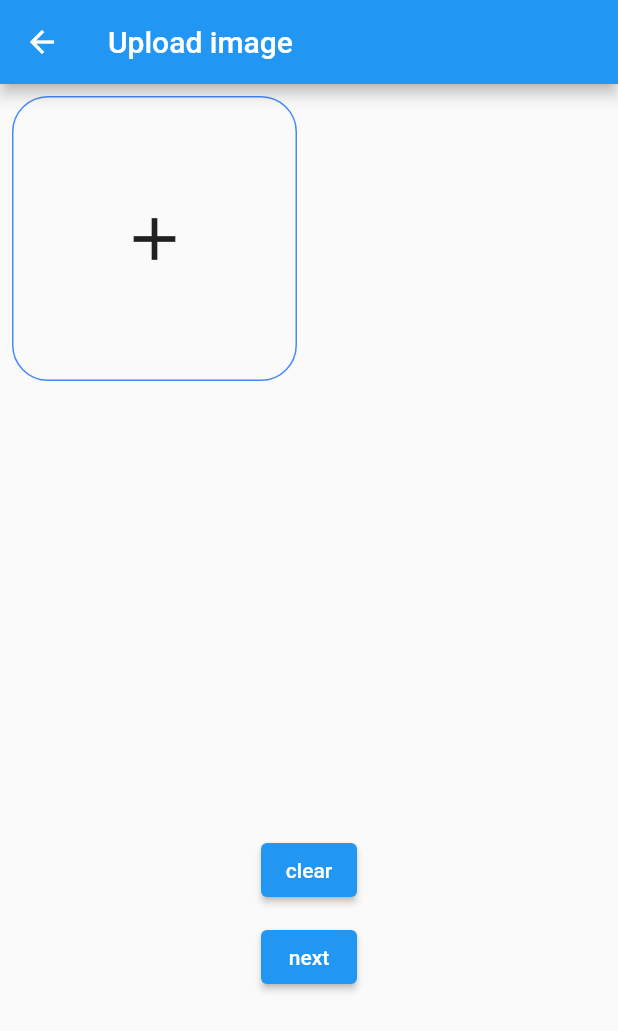
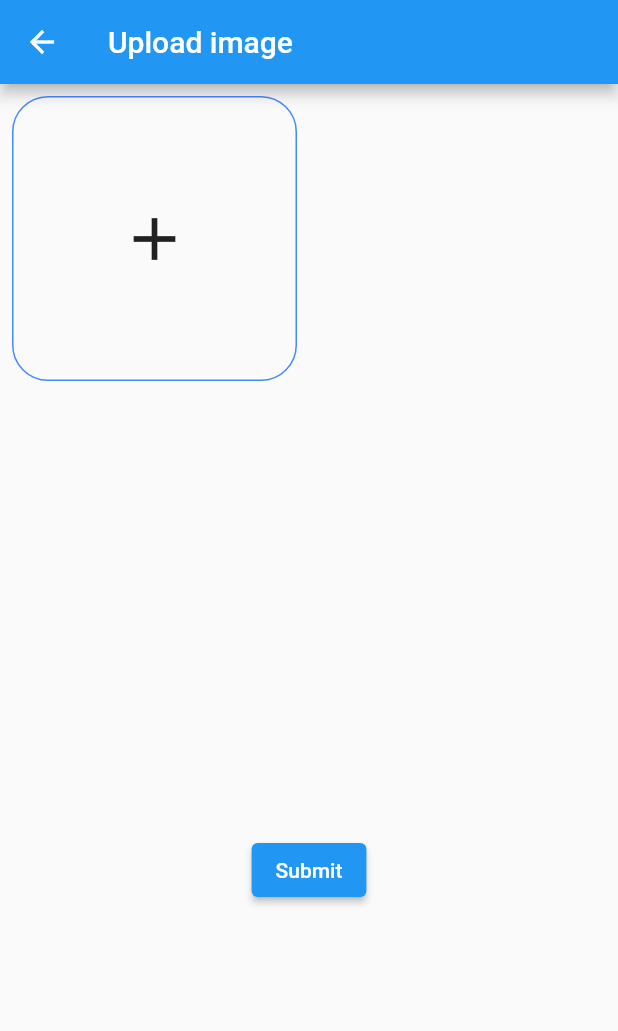
Before and after one commit to leopold-the-code/client, a Flutter app: the UploadPhoto screen opened by its route, on a phone screen of 412 x 824 dp. Shown: the top 1031 px of the screen. Run offline on Flutter 3.47's test engine with Material 2 defaults, Android fonts, the phone set to English and light mode, and no system bars; our stand-ins replace image_picker, swipe_cards; missing offline and left inert: textfield_tags; accounts and stored records are empty; network calls fail.

Commit message:
update profile, upload image fix

```diff
--- a/lib/app.dart
+++ b/lib/app.dart
@@ -1,4 +1,4 @@
-import 'package:client/routes/app_state.dart';
+import 'package:client/app_state.dart';
 import 'package:client/routes/feed.dart';
 import 'package:client/routes/home.dart';
 import 'package:client/routes/profile.dart';
@@ -6,6 +6,7 @@ import 'package:client/routes/tag_screen.dart';
 import 'package:client/routes/upload_photo.dart';
 import 'package:flutter/material.dart';
 
+import 'data/user.dart';
 import 'routes/login.dart';
 import 'routes/register.dart';
 
@@ -26,6 +27,7 @@ class App extends StatelessWidget {
           Routes.feed.name: (context) => const FeedScreen(),
           Routes.profile.name: (context) => const MyProfile(),
           Routes.tags.name: (context) => const TagScreen(),
+          Routes.updateProfile.name: (context) => const RegistrationScreen(isUpdateProfile: true),
         },
       ),
     );
@@ -66,11 +68,13 @@ enum Routes {
   init('/init'),
   register('/register'),
   login('/login'),
+
+  home('/home'),
   feed('/feed'),
+  profile('/profile'),
   uploadImage('/upload_image'),
   tags('/tags'),
-  profile('/profile'),
-  home('/home');
+  updateProfile('/update_profile');
 
   final String name;
   const Routes(this.name);
--- a/lib/routes/app_state.dart
+++ b/lib/app_state.dart
@@ -1,3 +1,4 @@
+import 'package:client/data/user.dart';
 import 'package:flutter/material.dart';
 
 class AppScope extends StatefulWidget {
@@ -21,6 +22,7 @@ class AppScope extends StatefulWidget {
 
 class _AppScopeState extends State<AppScope> {
   String? token;
+  User? me;
 
   @override
   Widget build(BuildContext context) => _InheritedScope(
--- a/lib/data/user.dart
+++ b/lib/data/user.dart
@@ -1,34 +1,23 @@
 class User {
   const User({
+    this.id,
     required this.email,
-    this.name,
-    this.yearOfBirth,
-    this.description,
+    required this.name,
+    required this.yearOfBirth,
+    required this.description,
     this.password,
-    this.surname,
-    this.id,
     this.tags = const [],
     this.images = const [],
   });
 
+  final int? id;
   final String email;
-  final String? name;
-  final int? yearOfBirth;
-  final String? description;
   final String? password;
-  final String? surname;
-  final int? id;
+  final String name;
+  final int yearOfBirth;
+  final String description;
   final List<String> tags;
   final List<String> images;
-
-  // factory User.test() => const User(
-  //       email: 'test.mail.com',
-  //       name: 'test name',
-  //       yearOfBirth: 2001,
-  //       description: 'desc1',
-  //       password: 'psw1',
-  //       surname: 'surname1',
-  //     );
 
   factory User.fromJson(Map<String, dynamic> json) => User(
         email: json['email'] as String,
@@ -43,13 +32,11 @@ class User {
 
   Map<String, String> toJson() {
     return {
-      'email': email,
-      'name': name ?? '',
+      if (email.isNotEmpty) 'email': email,
+      if (name.isNotEmpty) 'name': name,
       'birth_date': yearOfBirth.toString(),
-      'description': description ?? '',
-      'password': password ?? '',
-      'surname': surname ?? '',
+      if (description.isNotEmpty) 'description': description,
+      if (password?.isNotEmpty == true) 'password': password!,
     };
   }
 }
-// 'demotoken'
--- a/lib/routes/feed.dart
+++ b/lib/routes/feed.dart
@@ -4,7 +4,7 @@ import 'package:flutter/material.dart';
 import 'package:swipe_cards/swipe_cards.dart';
 
 import '../data/user.dart';
-import 'app_state.dart';
+import '../app_state.dart';
 
 class FeedScreen extends StatefulWidget {
   const FeedScreen({super.key});
@@ -71,7 +71,7 @@ class _FeedScreenState extends State<FeedScreen> {
                     ),
                     SizedBox(height: 10),
                     Text(
-                      users[index].name ?? '',
+                      users[index].name,
                       style: TextStyle(
                         fontSize: 20,
                         fontWeight: FontWeight.bold,
@@ -80,7 +80,7 @@ class _FeedScreenState extends State<FeedScreen> {
                     ),
                     SizedBox(height: 10),
                     Text(
-                      users[index].description ?? '',
+                      users[index].description,
                       style: TextStyle(
                         fontSize: 20,
                         // fontWeight: FontWeight.bold,
--- a/lib/routes/home.dart
+++ b/lib/routes/home.dart
@@ -7,7 +7,7 @@ import 'package:flutter/material.dart';
 import 'package:swipe_cards/swipe_cards.dart';
 
 import '../data/user.dart';
-import 'app_state.dart';
+import '../app_state.dart';
 
 class HomeScreen extends StatefulWidget {
   const HomeScreen({super.key});
--- a/lib/routes/upload_photo.dart
+++ b/lib/routes/upload_photo.dart
@@ -1,3 +1,4 @@
+import 'package:client/app_state.dart';
 import 'package:client/data/repository.dart';
 import 'package:client/routes/feed.dart';
 import 'package:client/routes/profile.dart';
@@ -19,6 +20,14 @@ class _UploadPhotoState extends State<UploadPhoto> {
 
   Future<List<Uint8List>> _load() async {
     _loadedFiles.clear();
+
+    final serverImages = AppScope.of(context)!.me!.images;
+    final repo = RepositoryImpl();
+    for (var img in serverImages) {
+      final bytes = await repo.getImage(int.parse(img.split('/').last));
+      _loadedFiles.add(bytes);
+    }
+
     for (var img in _localImageStore) {
       _loadedFiles.add(await img.readAsBytes());
     }
@@ -38,7 +47,7 @@ class _UploadPhotoState extends State<UploadPhoto> {
               future: _load(),
               builder: ((context, snapshot) {
                 if (!snapshot.hasData) {
-                  return SizedBox();
+                  return Center(child: CircularProgressIndicator());
                 }
 
                 return GridView.count(
@@ -70,18 +79,18 @@ class _UploadPhotoState extends State<UploadPhoto> {
             child: Column(
               // mainAxisAlignment: MainAxisAlignment.center,
               children: [
+                // ElevatedButton(
+                //   child: Text('clear'),
+                //   onPressed: () async {
+                //     _localImageStore.clear();
+                //     setState(() {});
+                //   },
+                // ),
+                // SizedBox(
+                //   height: 10,
+                // ),
                 ElevatedButton(
-                  child: Text('clear'),
-                  onPressed: () async {
-                    _localImageStore.clear();
-                    setState(() {});
-                  },
-                ),
-                SizedBox(
-                  height: 10,
-                ),
-                ElevatedButton(
-                  child: Text('next'),
+                  child: Text('Submit'),
                   onPressed: () {
                     Navigator.of(context).pop();
                   },
```
Also changed, not shown: lib/data/repository.dart (+38 -46 lines), lib/data/tag.dart (deleted, +0 -9 lines), lib/routes/login.dart (+4 -5 lines), lib/routes/profile.dart (+55 -19 lines), lib/routes/register.dart (+33 -7 lines).
